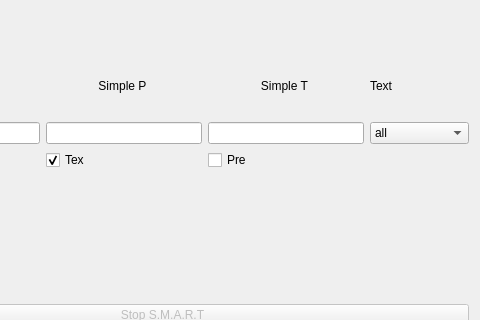
Before: the Qt Designer form SMART-GUI-V2/mainwindow.ui in smart-tool/smart-gui, drawn with Qt 5; both pictures show x 775 to 1255 and y 131 to 451 of the 1255 by 774 pixel window.
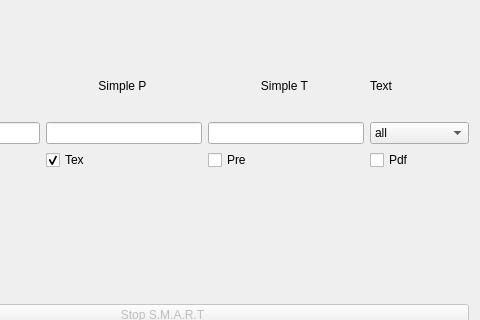
After: the same form once the commit is applied.

Commit message: Enable the .pdf printing. At the end of test the gui ask to user if open a result.html file.

What changed in the file:
```diff
--- a/SMART-GUI-V2/mainwindow.ui
+++ b/SMART-GUI-V2/mainwindow.ui
@@ -322,6 +322,13 @@
         </property>
        </widget>
       </item>
+      <item row="2" column="7">
+       <widget class="QCheckBox" name="Pdf_checkBox">
+        <property name="text">
+         <string>Pdf</string>
+        </property>
+       </widget>
+      </item>
      </layout>
     </item>
     <item>
```
The commit also changes 3 other files.
